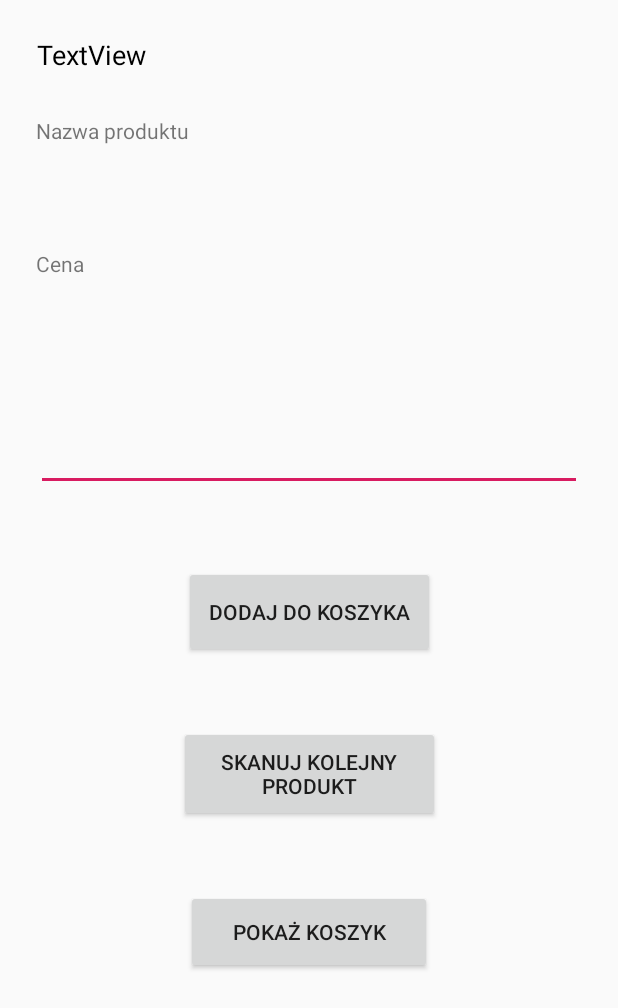
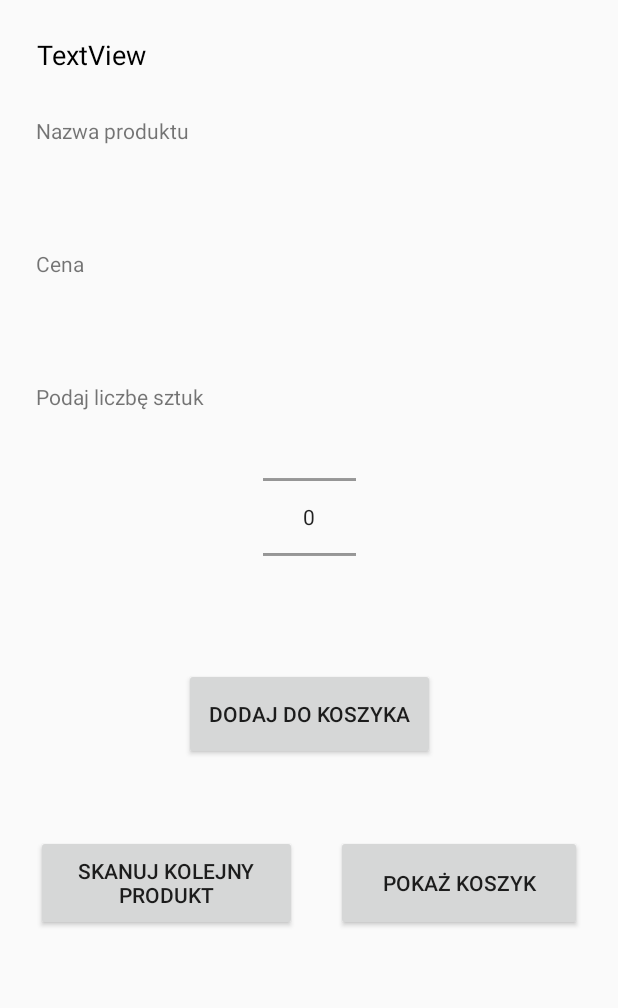
Before and after one commit to ad-swiderek/Scan-and-Buy-Licencjat, an Android app: the layout activity_product_details.xml on its own in the app's theme, with its tools: preview values and no code run, on a phone screen of 412 x 824 dp. Shown: the top 1008 px of the screen. Run offline under Robolectric (Android 15) with nearby library versions, the light colour scheme and no system bars.

Commit message:
number picker

```diff
--- a/app/build.gradle
+++ b/app/build.gradle
@@ -35,4 +35,5 @@ dependencies {
     implementation 'com.android.support:recyclerview-v7:28.0.0-alpha1'
     implementation 'com.android.support:cardview-v7:28.0.0-alpha1'
     implementation group: 'com.google.firebase', name: 'firebase-core', version: '16.0.7'
+    implementation 'com.android.support:design:28.0.0'
 }
--- a/app/src/main/java/com/example/adrian/myapplication/CartActivity.java
+++ b/app/src/main/java/com/example/adrian/myapplication/CartActivity.java
@@ -3,6 +3,7 @@ package com.example.adrian.myapplication;
 import android.content.Intent;
 import android.database.Cursor;
 import android.database.sqlite.SQLiteDatabase;
+import android.support.v4.app.ActivityCompat;
 import android.support.v7.app.AlertDialog;
 import android.support.v7.app.AppCompatActivity;
 import android.os.Bundle;
@@ -86,7 +87,8 @@ public class CartActivity extends AppCompatActivity {
         Intent intent = new Intent(this, QRCodePayment.class);
         String message = String.format("%.2f", fullPrice);
         intent.putExtra(EXTRA_MESSAGE, message);
-        intent.addFlags(Intent.FLAG_ACTIVITY_CLEAR_TASK);
+        ActivityCompat.finishAffinity(this);
+        //intent.addFlags(Intent.FLAG_ACTIVITY_CLEAR_TASK);
         startActivity(intent);
     }
 
--- a/app/src/main/java/com/example/adrian/myapplication/ProductDetailsActivity.java
+++ b/app/src/main/java/com/example/adrian/myapplication/ProductDetailsActivity.java
@@ -31,6 +31,7 @@ public class ProductDetailsActivity extends AppCompatActivity {
     DatabaseReference databaseProducts = database.getReference("products");
     private static final String TAG = "ProductDetailsActivity";
     private String message;
+
     ProductClass productClass = new ProductClass();
 
     @Override
@@ -59,21 +60,17 @@ public class ProductDetailsActivity extends AppCompatActivity {
             @Override
             public void onClick(View v) {
                 if (productClass.getQuantity() == null) {
-                    showToastMessage("Nie odnaleziono produktu, zeskanuj ponownie!");
-                } else if (binding.quantityEditText.getText().length() != 0 && Integer.parseInt(binding.quantityEditText.getText().toString()) > 0 &&
-                        Integer.parseInt(binding.quantityEditText.getText().toString()) <= Integer.parseInt(productClass.getQuantity())) {
+                    showToastMessage("Nie odnaleziono produktu, sprawdź połączenie z internetem i zeskanuj ponownie!");
+                } else {
                     saveToCart();
-
-                } else {
-                    showToastMessage("Wprowadź prawidłową liczbę!");
                 }
 
-                try {
+               /* try {
                     InputMethodManager imm = (InputMethodManager) getSystemService(INPUT_METHOD_SERVICE);
                     imm.hideSoftInputFromWindow(getCurrentFocus().getWindowToken(), 0);
                 } catch (Exception e) {
                     // TODO: handle exception
-                }
+                }*/
             }
         });
 
@@ -96,9 +93,14 @@ public class ProductDetailsActivity extends AppCompatActivity {
                 for (DataSnapshot ds : dataSnapshot.getChildren()) {
                     productClass = ds.getValue(ProductClass.class);
                 }
-                binding.nameTextView.setText(productClass.getProductName());
-                binding.priceTextView.setText(productClass.getPrice());
-                binding.textView2.setText("Wprowadz liczbe sztuk (dostepne: " + productClass.getQuantity() + ")");
+                try {
+                    binding.nameTextView.setText(productClass.getProductName());
+                    binding.priceTextView.setText(productClass.getPrice());
+                    binding.quantityNumberPicker.setMinValue(1);
+                    binding.quantityNumberPicker.setMaxValue(Integer.parseInt(productClass.getQuantity()));
+                } catch (NumberFormatException e) {
+                    showToastMessage("Nie odnaleziono produktu, zeskanuj ponownie!");
+                }
             }
 
             @Override
@@ -117,7 +119,7 @@ public class ProductDetailsActivity extends AppCompatActivity {
         values.put(DBContract.Product.COLUMN_BARCODE_NUMBER, binding.barcodeTextView.getText().toString()); //wprowadzamy wartosci wpisane w naszym layoucie do wczesniej utworzonego obiektu values
         values.put(DBContract.Product.COLUMN_PRODUCT_NAME, binding.nameTextView.getText().toString());
         values.put(DBContract.Product.COLUMN_PRODUCT_PRICE, binding.priceTextView.getText().toString());
-        values.put(DBContract.Product.COLUMN_PRODUCT_QUANTITY, binding.quantityEditText.getText().toString());
+        values.put(DBContract.Product.COLUMN_PRODUCT_QUANTITY, String.valueOf(binding.quantityNumberPicker.getValue()));
 
         long newRowId = 0; //tworzymy zmienna do ktorej przypiszemy id nowego wiersza (w przypadku bledu podczas dodawania zostanie zwrocona wartosc -1, w przypadku poprawnego dodania - wartosc >=1, w naszym przypadku jezeli kod kreskowy nie bedzie unikalny zostanie zwrocone 0)
 
--- a/app/src/main/res/layout/activity_product_details.xml
+++ b/app/src/main/res/layout/activity_product_details.xml
@@ -36,7 +36,7 @@
             android:text="Dodaj do koszyka"
             app:layout_constraintEnd_toEndOf="parent"
             app:layout_constraintStart_toStartOf="parent"
-            app:layout_constraintTop_toBottomOf="@+id/quantityEditText" />
+            app:layout_constraintTop_toBottomOf="@+id/quantityNumberPicker" />
 
         <TextView
             android:id="@+id/textView2"
@@ -45,6 +45,7 @@
             android:layout_marginStart="24dp"
             android:layout_marginLeft="24dp"
             android:layout_marginTop="24dp"
+            android:text="Podaj liczbę sztuk"
             app:layout_constraintStart_toStartOf="parent"
             app:layout_constraintTop_toBottomOf="@+id/priceTextView" />
 
@@ -104,42 +105,44 @@
             android:layout_height="64dp"
             android:layout_marginStart="8dp"
             android:layout_marginLeft="8dp"
-            android:layout_marginTop="45dp"
+            android:layout_marginTop="50dp"
             android:layout_marginEnd="8dp"
             android:layout_marginRight="8dp"
             android:text="Skanuj kolejny produkt"
             app:layout_constraintEnd_toEndOf="parent"
+            app:layout_constraintHorizontal_bias="0.072"
             app:layout_constraintStart_toStartOf="parent"
             app:layout_constraintTop_toBottomOf="@+id/addToCartBtn" />
 
         <Button
             android:id="@+id/showCartBtn"
             android:layout_width="164dp"
-            android:layout_height="56dp"
+            android:layout_height="64dp"
             android:layout_marginStart="8dp"
             android:layout_marginLeft="8dp"
-            android:layout_marginTop="45dp"
+            android:layout_marginTop="50dp"
             android:layout_marginEnd="8dp"
             android:layout_marginRight="8dp"
             android:text="Pokaż koszyk"
             app:layout_constraintEnd_toEndOf="parent"
+            app:layout_constraintHorizontal_bias="0.93"
             app:layout_constraintStart_toStartOf="parent"
-            app:layout_constraintTop_toBottomOf="@+id/scanBtn" />
+            app:layout_constraintTop_toBottomOf="@+id/addToCartBtn" />
 
-        <EditText
-            android:id="@+id/quantityEditText"
-            android:layout_width="0dp"
-            android:layout_height="wrap_content"
-            android:layout_marginStart="24dp"
-            android:layout_marginLeft="24dp"
-            android:layout_marginTop="8dp"
-            android:layout_marginEnd="24dp"
-            android:layout_marginRight="24dp"
-            android:ems="10"
-            android:inputType="numberDecimal"
+        <NumberPicker
+            android:id="@+id/quantityNumberPicker"
+
+            android:layout_width="62dp"
+            android:layout_height="101dp"
+            android:layout_marginStart="8dp"
+            android:layout_marginLeft="8dp"
+            android:layout_marginTop="20dp"
+            android:layout_marginEnd="8dp"
+            android:layout_marginRight="8dp"
             app:layout_constraintEnd_toEndOf="parent"
             app:layout_constraintStart_toStartOf="parent"
-            app:layout_constraintTop_toBottomOf="@+id/textView2" />
+            app:layout_constraintTop_toBottomOf="@+id/textView2"
+            android:descendantFocusability="blocksDescendants" ></NumberPicker>
 
     </android.support.constraint.ConstraintLayout>
 </layout>
```
